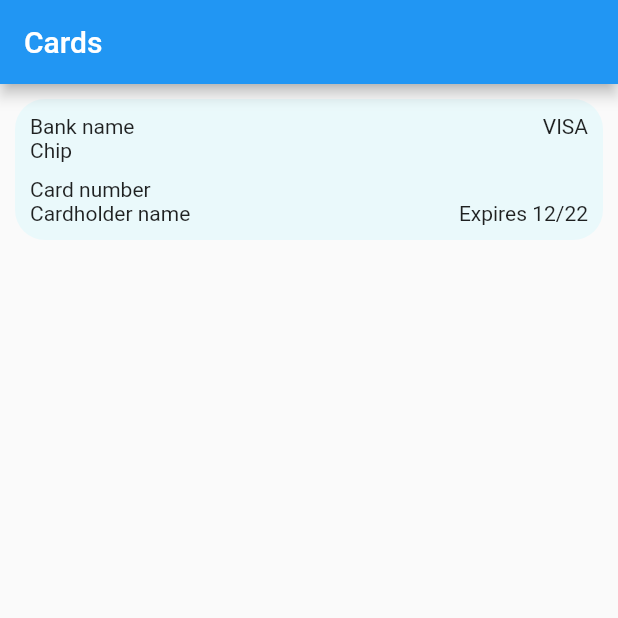
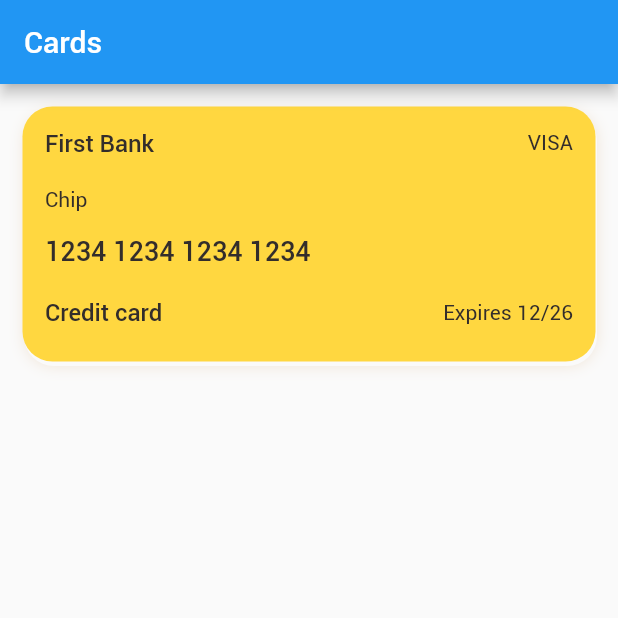
Before and after one commit to APoliaskovska/FlatterTest, a Flutter app: the screen it shows after launch, on a phone screen of 412 x 824 dp, the top half of it. Run offline on Flutter 3.47's test engine with Material 2 defaults, Android fonts, the phone set to English and light mode, and no system bars; our stand-ins replace get.

Commit message:
add card model

```diff
--- /dev/null
+++ b/lib/models/card.dart
@@ -0,0 +1,43 @@
+import 'package:flutter/material.dart';
+
+class CardModel {
+  final int id;
+  final String bankName;
+  final String cardType;
+  final String cardNumber;
+  final String expires;
+  final String holderName;
+  final int cvv;
+
+  CardModel(this.id, this.bankName, this.cardType, this.cardNumber, this.expires, this.holderName, this.cvv);
+}
+
+final List<CardModel> cardsList = [
+  CardModel(
+      0,
+      "First Bank",
+      "VISA",
+      "1234 1234 1234 1234",
+      "12/26",
+      "Credit card",
+      123
+  ),
+  CardModel(
+      1,
+      "Second Bank",
+      "MASTERCARD",
+      "1234 1234 1234 1234",
+      "10/22",
+      "Payment card",
+      123
+  ),
+  CardModel(
+      2,
+      "Third Bank",
+      "VISA",
+      "2342 1234 3214 5679",
+      "02/23",
+      "Credit card",
+      123
+  ),
+];
--- a/lib/pages/card_body.dart
+++ b/lib/pages/card_body.dart
@@ -1,49 +1,64 @@
 import 'package:flutter/material.dart';
 import 'package:flutter/cupertino.dart';
 import 'package:sample/constants/constant.dart';
+import 'package:sample/models/card.dart';
 import 'package:sample/utils/dimensions.dart';
+import 'package:sample/widgets/small_text.dart';
 
-class CardBody extends StatefulWidget {
-  const CardBody({Key? key}) : super(key: key);
+class CardBody extends StatelessWidget {
+  final CardModel card;
 
-  @override
-  State<CardBody> createState() => _CardBodyState();
-}
+  CardBody(this.card);
 
-class _CardBodyState extends State<CardBody> {
   @override
   Widget build(BuildContext context) {
     return Container(
-      padding: EdgeInsets.all(10),
-      child:  Column(
-        mainAxisSize: MainAxisSize.min,
-        mainAxisAlignment: MainAxisAlignment.start,
+      margin: EdgeInsets.all(15),
+      padding: EdgeInsets.all(15),
+      decoration: BoxDecoration(
+        color: Colors.amberAccent,
+        borderRadius: BorderRadius.circular(20),
+        boxShadow: [BoxShadow(
+          color: AppColors.secondaryColor,
+          blurRadius: 8.0,
+          offset: Offset(1,3),
+          blurStyle: BlurStyle.outer
+        )]
+      ),
+      child: GestureDetector(
+        child: Column(
+          mainAxisSize: MainAxisSize.max,
           children: [
             Row(children: [
-              Text("Bank name"),
-              Text("VISA"),
+                SmallText(text: this.card.bankName, fontType: FontType.medium, size: 16,),
+                SmallText(text: this.card.cardType),
               ],
               mainAxisAlignment: MainAxisAlignment.spaceBetween,
             ),
+            SizedBox(height: 20),
             Row(children: [
-              Text("Chip")
-            ],),
-          SizedBox(height: 10),
-          Row(children: [
-              Text("Card number", textAlign: TextAlign.center,)
+                SmallText(text: "Chip")
               ],
             ),
-          Row(children: [
-              Text("Cardholder name"),
-              Text("Expires 12/22"),
+            SizedBox(height: 15),
+            Row(
+              children: [
+                SmallText(text: this.card.cardNumber, fontType: FontType.medium, size: 18,)
+              ],
+            ),
+            SizedBox(height: 20),
+            Row(
+              children: [
+                SmallText(text: this.card.holderName, fontType: FontType.medium, size: 16,),
+                SmallText(text:"Expires " + this.card.expires),
               ],
                 mainAxisAlignment: MainAxisAlignment.spaceBetween,
               )
             ],
           ),
-      decoration: BoxDecoration(
-        borderRadius: BorderRadius.circular(20),
-        color: AppColors.blueSecondaryColor
+        onTap: (){
+          print("did tap card");
+        },
       ),
     );
   }
--- a/lib/pages/cards_page.dart
+++ b/lib/pages/cards_page.dart
@@ -1,4 +1,7 @@
 import 'package:flutter/material.dart';
+import 'package:get/get.dart';
+import 'package:sample/constants/constant.dart';
+import 'package:sample/models/card.dart';
 import 'package:sample/pages/card_body.dart';
 import 'package:sample/utils/dimensions.dart';
 
@@ -16,15 +19,26 @@ class _CardsPageState extends State<CardsPage> {
       appBar: AppBar(
           title: Text("Cards")
       ),
-      body: SafeArea(
-        child: Stack(
-          children: [
-            Padding(
-                padding: EdgeInsets.only(top: 10, left: 10, right: 10),
-                child: CardBody(),
-            ),
-          ],
-        ),
+      body: Column(
+        mainAxisAlignment: MainAxisAlignment.spaceBetween,
+        mainAxisSize: MainAxisSize.min,
+        children: [
+          SizedBox(
+            height: 200,
+            child:
+              PageView(
+                scrollDirection: Axis.horizontal,
+                children: [
+                  for(int i=0; i<cardsList.length; i++)
+                    CardBody(cardsList[i]),
+                ],
+                onPageChanged: (index){
+                  print("page changed to" + index.toString());
+                  },
+              ),
+          ),
+          SizedBox(height: 10,)
+        ],
       ),
     );
   }
--- a/lib/widgets/small_text.dart
+++ b/lib/widgets/small_text.dart
@@ -1,18 +1,37 @@
 import 'package:flutter/material.dart';
 import 'package:sample/constants/constant.dart';
 import 'package:sample/utils/dimensions.dart';
+
+enum FontType { regular, medium, bold, black }
+
+extension FontTypeWeight on FontType {
+  FontWeight weight() {
+    switch (this) {
+      case FontType.regular:
+        return FontWeight.w400;
+      case FontType.medium:
+        return FontWeight.w500;
+      case FontType.bold:
+        return FontWeight.w700;
+      case FontType.black:
+        return FontWeight.w900;
+    }
+  }
+}
 
 class SmallText extends StatelessWidget {
   final Color? color;
   final String? text;
   final double? size;
   final double? height;
+  final FontType? fontType;
 
   const SmallText({ Key? key,
     this.color = AppColors.mainBlackColor,
     required this.text,
     this.size = 0,
     this.height = 1.2,
+    this.fontType = FontType.regular
   }) : super(key: key);
 
   @override
@@ -21,9 +40,10 @@ class SmallText extends StatelessWidget {
      text!,
      style: TextStyle(fontFamily: 'Roboto',
        color: color,
-       fontSize: size == 0 ? Dimensions.font14 : size,
+       fontSize: size == 0 ? 14 : size,
        height: height,
        overflow: TextOverflow.ellipsis,
+       fontWeight: fontType!.weight()
       ),
     );
   }
```
Also changed, not shown: pubspec.yaml (+12 -11 lines). Lines whose indentation alone changed are shown as unchanged.
